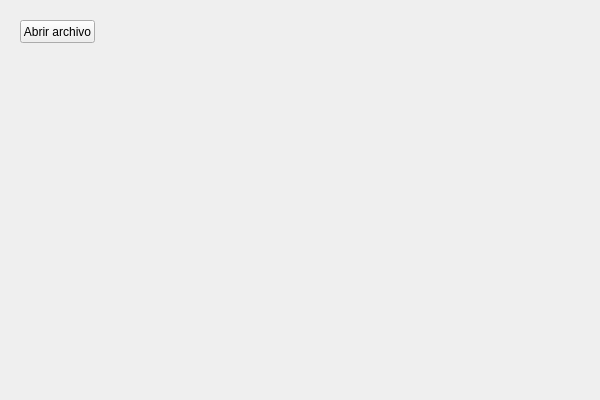
First picture: the form in EnsambleClasificadores/mainwindow.ui, repository jcarloshg/Ensamble-Clasificadores, before the edit.
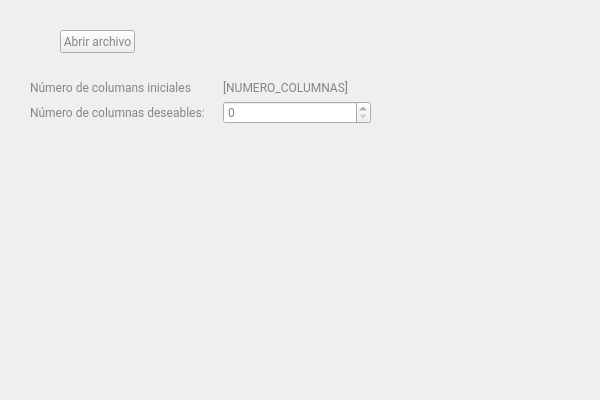
Second picture: the form after the edit.

Commit message: obtencion de datos entre comas

Patch:
```diff
--- a/EnsambleClasificadores/mainwindow.ui
+++ b/EnsambleClasificadores/mainwindow.ui
@@ -10,15 +10,26 @@
     <height>400</height>
    </rect>
   </property>
+  <property name="font">
+   <font>
+    <family>Roboto</family>
+    <pointsize>-1</pointsize>
+   </font>
+  </property>
   <property name="windowTitle">
    <string>MainWindow</string>
   </property>
+  <property name="styleSheet">
+   <string notr="true">font-family: Roboto;
+font-size: 12px;
+color: rgb(133, 133, 133);</string>
+  </property>
   <widget class="QWidget" name="centralwidget">
    <widget class="QPushButton" name="pb_abrirArchivo">
     <property name="geometry">
      <rect>
-      <x>20</x>
-      <y>20</y>
+      <x>60</x>
+      <y>30</y>
       <width>75</width>
       <height>23</height>
      </rect>
@@ -27,6 +38,60 @@
      <string>Abrir archivo</string>
     </property>
    </widget>
+   <widget class="QWidget" name="">
+    <property name="geometry">
+     <rect>
+      <x>20</x>
+      <y>70</y>
+      <width>361</width>
+      <height>70</height>
+     </rect>
+    </property>
+    <layout class="QFormLayout" name="formLayout">
+     <property name="horizontalSpacing">
+      <number>15</number>
+     </property>
+     <property name="leftMargin">
+      <number>10</number>
+     </property>
+     <property name="topMargin">
+      <number>10</number>
+     </property>
+     <property name="rightMargin">
+      <number>10</number>
+     </property>
+     <property name="bottomMargin">
+      <number>10</number>
+     </property>
+     <item row="0" column="0">
+      <widget class="QLabel" name="label">
+       <property name="text">
+        <string>Número de columans iniciales</string>
+       </property>
+      </widget>
+     </item>
+     <item row="0" column="1">
+      <widget class="QLabel" name="lb_numCol">
+       <property name="text">
+        <string>[NUMERO_COLUMNAS]</string>
+       </property>
+      </widget>
+     </item>
+     <item row="1" column="0">
+      <widget class="QLabel" name="label_3">
+       <property name="styleSheet">
+        <string notr="true"/>
+       </property>
+       <property name="text">
+        <string>Número de columnas deseables: </string>
+       </property>
+      </widget>
+     </item>
+     <item row="1" column="1">
+      <widget class="QSpinBox" name="sb_numCol"/>
+     </item>
+    </layout>
+   </widget>
   </widget>
  </widget>
  <resources/>
```
The commit also changes 2 other files.
